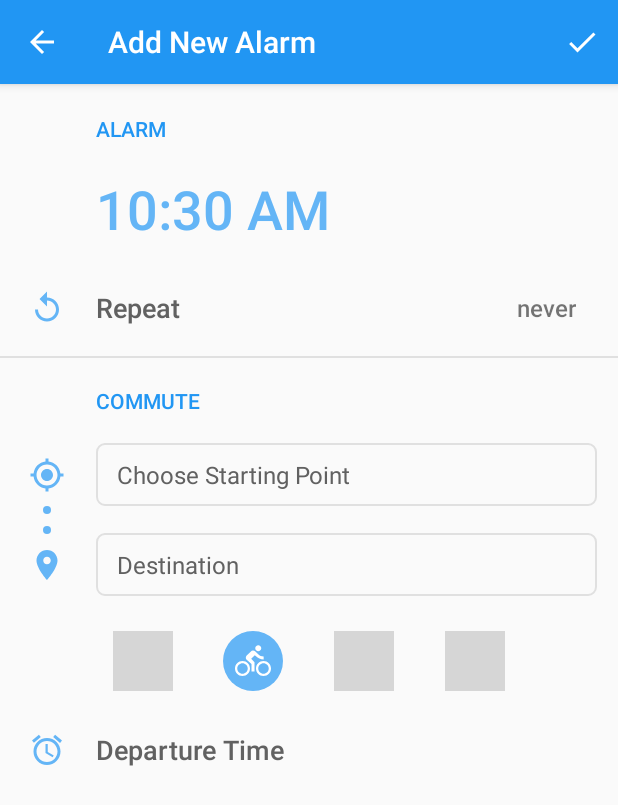
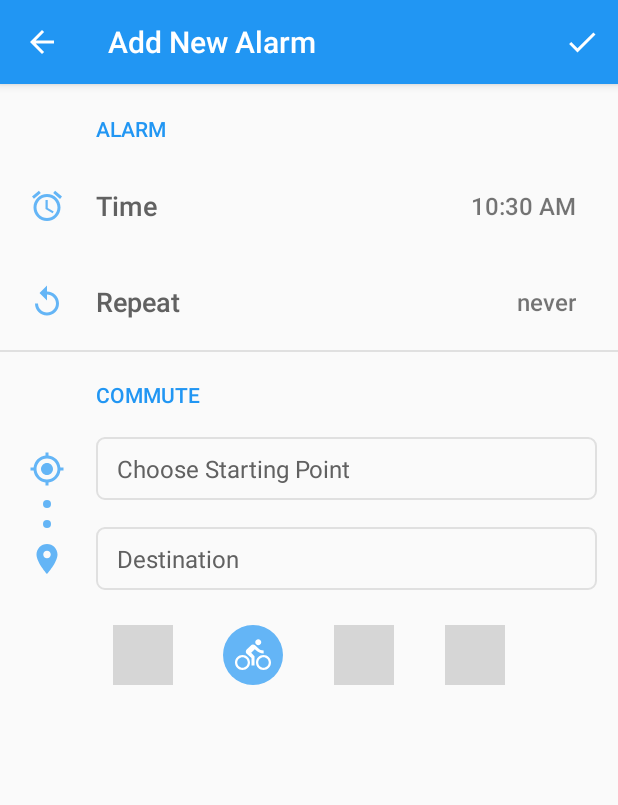
Before and after one commit to manveerxyz/OnTime, an Android app: the AddAlarmActivity screen opened directly, with no data from a screen before it, after a tap on an icon or button, on a phone screen of 412 x 824 dp. Shown: the top 805 px of the screen. Run offline under Robolectric (Android 15) with nearby library versions, the phone set to English and light mode, and no system bars; our stand-ins replace Room's generated code; libraries missing offline, so code that uses them is left out: android.arch.persistence; 3 other taps on this screen came first; grey boxes are pictures that could not be loaded.

Commit message:
Revert time selection UI and implement travel mode into alarm time shift

```diff
--- a/app/src/main/java/com/manveerbasra/ontime/alarmmanager/receiver/TimeShiftReceiver.java
+++ b/app/src/main/java/com/manveerbasra/ontime/alarmmanager/receiver/TimeShiftReceiver.java
@@ -49,7 +49,7 @@ public class TimeShiftReceiver extends BroadcastReceiver {
 
             long timeToNextRing = alarm.getTimeToNextRing();
             int departureTimeInSecs = (int) (timeToNextRing / 1000) + 30 * 60;
-            long timeShiftInMillis = timeShiftHandler.getTimeShiftInMillis(alarm.startPoint, alarm.endPoint, departureTimeInSecs);
+            long timeShiftInMillis = timeShiftHandler.getTimeShiftInMillis(alarm.startPoint, alarm.endPoint, departureTimeInSecs, alarm.transMode);
             Log.i(TAG, "setting alarm's time shift to " + timeShiftInMillis);
 
             // Set alarm to 1 hour from now minus time shift
--- a/app/src/main/java/com/manveerbasra/ontime/timehandlers/TimeShiftHandler.java
+++ b/app/src/main/java/com/manveerbasra/ontime/timehandlers/TimeShiftHandler.java
@@ -25,10 +25,11 @@ public class TimeShiftHandler {
      * @param start               starting LatLng point
      * @param end                 destination LatLng point
      * @param departureTimeInSecs time in seconds since epoch of expected departure time
+     * @param transMode String of transportation mode
      * @return long alarm time shift in milliseconds
      */
-    public long getTimeShiftInMillis(LatLng start, LatLng end, int departureTimeInSecs) {
-        long trafficShift = mTrafficTimeHandler.getTimeShiftInMillis(start, end, departureTimeInSecs);
+    public long getTimeShiftInMillis(LatLng start, LatLng end, int departureTimeInSecs, String transMode) {
+        long trafficShift = mTrafficTimeHandler.getTimeShiftInMillis(start, end, departureTimeInSecs, transMode);
         long weatherShift = mWeatherTimeHandler.getTimeShiftInMillis(start, end);
 
         long totalShift = (long) (trafficShift + (0.5 * weatherShift));
--- a/app/src/main/java/com/manveerbasra/ontime/ui/activity/AddAlarmActivity.java
+++ b/app/src/main/java/com/manveerbasra/ontime/ui/activity/AddAlarmActivity.java
@@ -12,7 +12,6 @@ import android.os.Bundle;
 import android.view.Menu;
 import android.view.MenuItem;
 import android.view.View;
-import android.widget.Button;
 import android.widget.ImageButton;
 import android.widget.RelativeLayout;
 import android.widget.TextView;
@@ -228,16 +227,16 @@ public class AddAlarmActivity extends AppCompatActivity implements SetRepeatDays
         final ImageButton driveButton = findViewById(R.id.mode_drive_button);
 
         switch (currMode) { // Set initial backgrounds based on currMode parameter
-            case "drive":
+            case "driving":
                 updateBackgrounds(driveButton, walkButton, bikeButton, transitButton);
                 break;
             case "transit":
                 updateBackgrounds(transitButton, walkButton, bikeButton, driveButton);
                 break;
-            case "bike":
+            case "bicycling":
                 updateBackgrounds(bikeButton, walkButton, transitButton, driveButton);
                 break;
-            case "walk":
+            case "walking":
                 updateBackgrounds(walkButton, bikeButton, transitButton, driveButton);
                 break;
         }
@@ -246,7 +245,7 @@ public class AddAlarmActivity extends AppCompatActivity implements SetRepeatDays
             @Override
             public void onClick(View view) {
                 updateBackgrounds(walkButton, bikeButton, transitButton, driveButton);
-                mAlarm.transMode = "walk";
+                mAlarm.transMode = "walking";
             }
         });
 
@@ -254,7 +253,7 @@ public class AddAlarmActivity extends AppCompatActivity implements SetRepeatDays
             @Override
             public void onClick(View view) {
                 updateBackgrounds(bikeButton, walkButton, transitButton, driveButton);
-                mAlarm.transMode = "bike";
+                mAlarm.transMode = "bicycling";
             }
         });
 
@@ -270,7 +269,7 @@ public class AddAlarmActivity extends AppCompatActivity implements SetRepeatDays
             @Override
             public void onClick(View view) {
                 updateBackgrounds(driveButton, walkButton, bikeButton, transitButton);
-                mAlarm.transMode = "drive";
+                mAlarm.transMode = "driving";
             }
         });
     }
--- a/app/src/main/res/layout/activity_add_alarm.xml
+++ b/app/src/main/res/layout/activity_add_alarm.xml
@@ -21,50 +21,50 @@
 
     <RelativeLayout
         android:id="@+id/add_alarm_time_layout"
-        android:layout_height="68dp"
+        style="@style/settingsItem"
         android:layout_width="match_parent"
-        android:paddingStart="64dp"
-        android:paddingEnd="14dp"
         android:layout_below="@id/add_alarm_alarm_header"
         android:background="?android:attr/selectableItemBackground"
         android:clickable="true"
         android:focusable="true"
         android:gravity="center_vertical">
 
-        <TextView
-            android:id="@+id/add_alarm_time_text"
-            android:layout_width="match_parent"
+        <ImageView
+            android:layout_width="wrap_content"
             android:layout_height="wrap_content"
-            android:fontFamily="@string/font_family_medium"
-            android:textSize="@dimen/alarm_text_size"
-            android:textColor="@color/colorAccent"/>
+            android:layout_centerVertical="true"
+            android:layout_marginStart="5dp"
+            android:src="@drawable/ic_set_time_24dp" />
 
-        <!--<ImageView-->
-            <!--android:layout_width="wrap_content"-->
-            <!--android:layout_height="wrap_content"-->
-            <!--android:layout_centerVertical="true"-->
-            <!--android:layout_marginStart="5dp"-->
-            <!--android:src="@drawable/ic_set_time_24dp" />-->
+        <RelativeLayout
+            android:layout_width="wrap_content"
+            android:layout_height="wrap_content"
+            android:layout_centerVertical="true"
+            android:paddingStart="50dp"
+            android:paddingEnd="14dp">
 
-        <!--<RelativeLayout-->
-            <!--android:layout_width="wrap_content"-->
-            <!--android:layout_height="wrap_content"-->
-            <!--android:layout_centerVertical="true"-->
-            <!--android:paddingStart="50dp"-->
-            <!--android:paddingEnd="14dp">-->
+            <TextView
+                android:layout_width="wrap_content"
+                android:layout_height="wrap_content"
+                android:layout_alignParentStart="true"
+                android:fontFamily="@string/font_family_medium"
+                android:text="@string/set_time"
+                android:textColor="@color/colorDarkText"
+                android:textSize="@dimen/big_text_size" />
 
-            <!--<TextView-->
-                <!--android:layout_width="wrap_content"-->
-                <!--android:layout_height="wrap_content"-->
-                <!--android:layout_alignParentStart="true"-->
-                <!--android:fontFamily="@string/font_family_medium"-->
-                <!--android:text="@string/set_time"-->
-                <!--android:textColor="@color/colorDarkText"-->
-                <!--android:textSize="@dimen/big_text_size" />-->
+            <TextView
+                android:id="@+id/add_alarm_time_text"
+                android:layout_width="wrap_content"
+                android:layout_height="wrap_content"
+                android:layout_alignParentEnd="true"
+                android:layout_centerVertical="true"
+                android:fontFamily="@string/font_family_medium"
+                android:textSize="@dimen/med_text_size" />
 
-        <!--</RelativeLayout>-->
+        </RelativeLayout>
 
     </RelativeLayout>
+
 
     <RelativeLayout
         android:id="@+id/add_alarm_repeat_layout"
@@ -303,53 +303,6 @@
 
     </LinearLayout>
 
-
-    <RelativeLayout
-        android:id="@+id/add_alarm_departure_time_layout"
-        style="@style/settingsItem"
-        android:layout_width="match_parent"
-        android:layout_below="@id/add_alarm_mode_layout"
-        android:background="?android:attr/selectableItemBackground"
-        android:clickable="true"
-        android:focusable="true"
-        android:gravity="center_vertical">
-
-        <ImageView
-            android:layout_width="wrap_content"
-            android:layout_height="wrap_content"
-            android:layout_centerVertical="true"
-            android:layout_marginStart="5dp"
-            android:src="@drawable/ic_set_time_24dp" />
-
-        <RelativeLayout
-            android:layout_width="wrap_content"
-            android:layout_height="wrap_content"
-            android:layout_centerVertical="true"
-            android:paddingStart="50dp"
-            android:paddingEnd="14dp">
-
-            <TextView
-                android:layout_width="wrap_content"
-                android:layout_height="wrap_content"
-                android:layout_alignParentStart="true"
-                android:fontFamily="@string/font_family_medium"
-                android:text="@string/set_departure_time"
-                android:textColor="@color/colorDarkText"
-                android:textSize="@dimen/big_text_size" />
-
-            <TextView
-                android:id="@+id/add_alarm_departure_time_text"
-                android:layout_width="wrap_content"
-                android:layout_height="wrap_content"
-                android:layout_alignParentEnd="true"
-                android:layout_centerVertical="true"
-                android:fontFamily="@string/font_family_medium"
-                android:textSize="@dimen/med_text_size" />
-
-        </RelativeLayout>
-
-    </RelativeLayout>
-
     <android.support.design.widget.CoordinatorLayout
         android:layout_width="match_parent"
         android:layout_height="300dp"
--- a/app/src/main/res/values/strings.xml
+++ b/app/src/main/res/values/strings.xml
@@ -18,6 +18,7 @@
     <string name="alarm">Alarm</string>
     <string name="add_alarm">Add New Alarm</string>
     <string name="edit_alarm">Edit Alarm</string>
+    <string name="set_time">Time</string>
     <string name="repeat">Repeat</string>
     <string name="set_repeat">Set Repeat</string>
     <string name="no_repeat">no repeat</string>
```
Also changed, not shown: app/src/main/java/com/manveerbasra/ontime/timehandlers/TrafficTimeHandler.java (+7 -4 lines).
